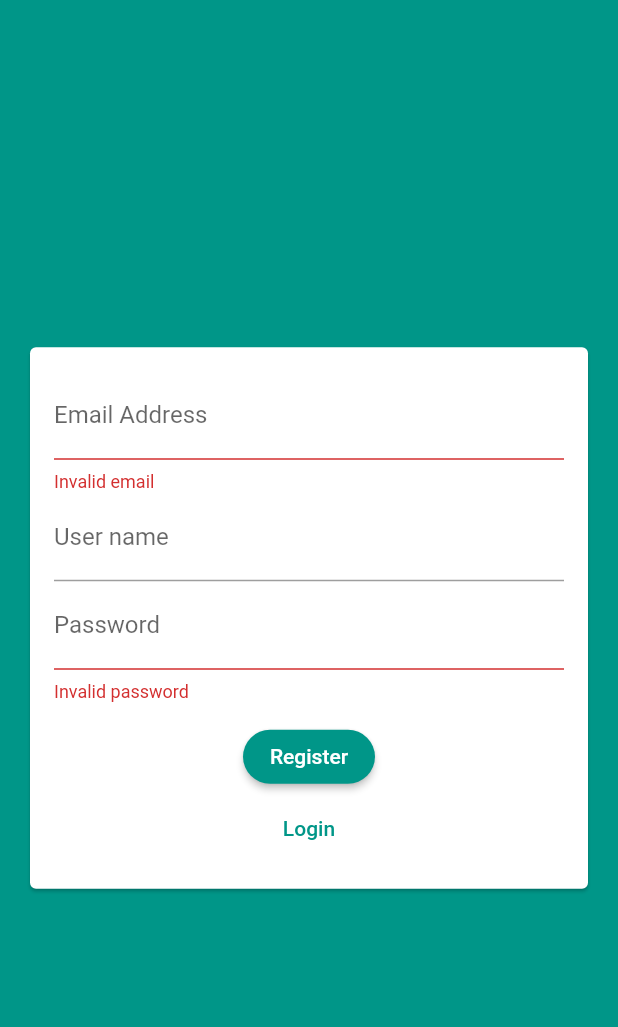
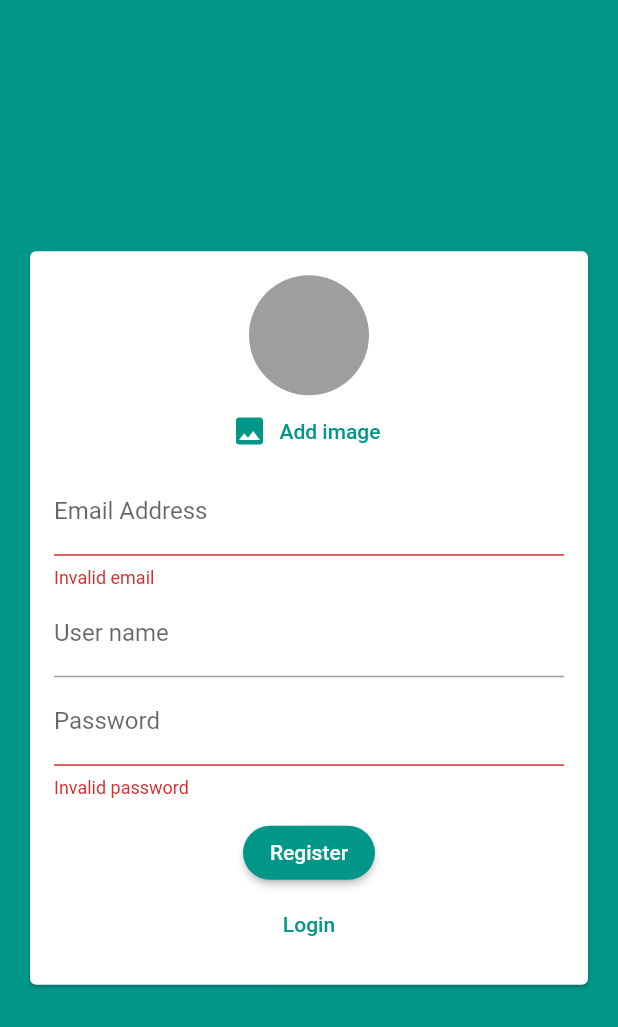
Before and after one commit to alejoperez/flutter-example, a Flutter app: the screen it shows after launch, after a tap on "Login", after a tap on "Create new account", on a phone screen of 412 x 824 dp. Shown: the top 1027 px of the screen. Run offline on Flutter 3.47's test engine with Material 2 defaults, Android fonts, the phone set to English and light mode, and no system bars; our stand-ins replace cloud_firestore, firebase_auth, firebase_storage, google_maps_flutter, image_picker, location and 2 more; accounts and stored records are empty.

Commit message:
Chat option

```diff
--- a/lib/chat/widgets/chat_auth_form.dart
+++ b/lib/chat/widgets/chat_auth_form.dart
@@ -1,7 +1,9 @@
 import 'package:flutter/material.dart';
+import 'package:flutterexample/chat/widgets/user_image_picker_view.dart';
+import 'dart:io';
 class ChatAuthForm extends StatefulWidget {
   final bool isLoading;
-  final void Function(String email, String password, String userName, bool isLogin, BuildContext ctx) submitAuthFormFunction;
+  final void Function(File userImageFile,String email, String password, String userName, bool isLogin, BuildContext ctx) submitAuthFormFunction;
   ChatAuthForm(this.submitAuthFormFunction,this.isLoading);
 
   @override
@@ -14,12 +16,24 @@ class _ChatAuthFormState extends State<ChatAuthForm> {
   String _userEmail = "";
   String _userName = "";
   String _userPassword = "";
+  File _userImageFile;
+
+  void _setUserImage(File image) {
+    _userImageFile = image;
+  }
+
   void _trySubmit() {
     final isFormValid = _formKey.currentState.validate();
     FocusScope.of(context).unfocus();
+
+    if(_userImageFile == null && !_isLogin) {
+      Scaffold.of(context).showSnackBar(SnackBar(content: Text("Image not selected"), backgroundColor: Colors.red,));
+      return;
+    }
+
     if(isFormValid) {
       _formKey.currentState.save();
-      widget.submitAuthFormFunction(_userEmail.trim(),_userPassword.trim(), _userName.trim(), _isLogin,context);
+      widget.submitAuthFormFunction(_userImageFile,_userEmail.trim(),_userPassword.trim(), _userName.trim(), _isLogin,context);
     }
   }
 
@@ -36,6 +50,8 @@ class _ChatAuthFormState extends State<ChatAuthForm> {
               child: Column(
                 mainAxisSize: MainAxisSize.min,
                 children: [
+                  if(!_isLogin)
+                  UserImagePickerView(_setUserImage),
                   TextFormField(
                     key: ValueKey("email"),
                     validator: (value) {
--- a/lib/chat/widgets/chat_messages_view.dart
+++ b/lib/chat/widgets/chat_messages_view.dart
@@ -30,6 +30,7 @@ class ChatMessagesView extends StatelessWidget {
                     padding: const EdgeInsets.all(8),
                     child: MessageBubbleView(
                         userName: documents[index]["username"],
+                        imageUrl: documents[index]["userImage"],
                         message: documents[index]["text"],
                         isMe: documents[index]["userId"] == userData.data.uid,
                         key: ValueKey(documents[index].documentID),
--- a/lib/chat/widgets/new_chat_message_view.dart
+++ b/lib/chat/widgets/new_chat_message_view.dart
@@ -21,7 +21,8 @@ class _NewChatMessageViewState extends State<NewChatMessageView> {
       "text": _enteredMessage,
       "createdAt" : Timestamp.now(),
       "userId":currentUser.uid,
-      "username": userData["username"]
+      "username": userData["username"],
+      "userImage": userData["image_url"],
     });
     _controller.clear();
     setState(() {
--- /dev/null
+++ b/lib/chat/widgets/user_image_picker_view.dart
@@ -0,0 +1,45 @@
+import 'dart:io';
+import 'package:flutter/material.dart';
+import 'package:image_picker/image_picker.dart';
+
+class UserImagePickerView extends StatefulWidget {
+  final void Function(File image) _setUserImage;
+
+  UserImagePickerView(this._setUserImage);
+
+  @override
+  _UserImagePickerViewState createState() => _UserImagePickerViewState();
+}
+
+class _UserImagePickerViewState extends State<UserImagePickerView> {
+  File _pickedImage;
+
+  void _pickImage() async {
+    final pickedImageFile = await ImagePicker.pickImage(source: ImageSource.camera, imageQuality: 50, maxWidth: 150);
+    if(pickedImageFile != null) {
+      setState(() {
+        _pickedImage = pickedImageFile;
+      });
+      widget._setUserImage(_pickedImage);
+    }
+  }
+
+  @override
+  Widget build(BuildContext context) {
+    return Column(
+      children: [
+        CircleAvatar(
+          radius: 40,
+          backgroundColor: Colors.grey,
+          backgroundImage: _pickedImage != null ? FileImage(_pickedImage) : null,
+        ),
+        FlatButton.icon(
+          onPressed: _pickImage,
+          icon: Icon(Icons.image),
+          label: Text("Add image"),
+          textColor: Theme.of(context).primaryColor,
+        ),
+      ],
+    );
+  }
+}
--- a/pubspec.yaml
+++ b/pubspec.yaml
@@ -40,6 +40,7 @@ dev_dependencies:
   google_maps_flutter: ^0.5.27+3
   cloud_firestore: ^0.13.5
   firebase_auth: ^0.16.0
+  firebase_storage: ^3.1.5
 
 
 # For information on the generic Dart part of this file, see the
```
Also changed, not shown: lib/chat/screens/chat_auth_screen.dart (+12 -2 lines), lib/chat/widgets/message_bubble_view.dart (+24 -5 lines), pubspec.lock.
